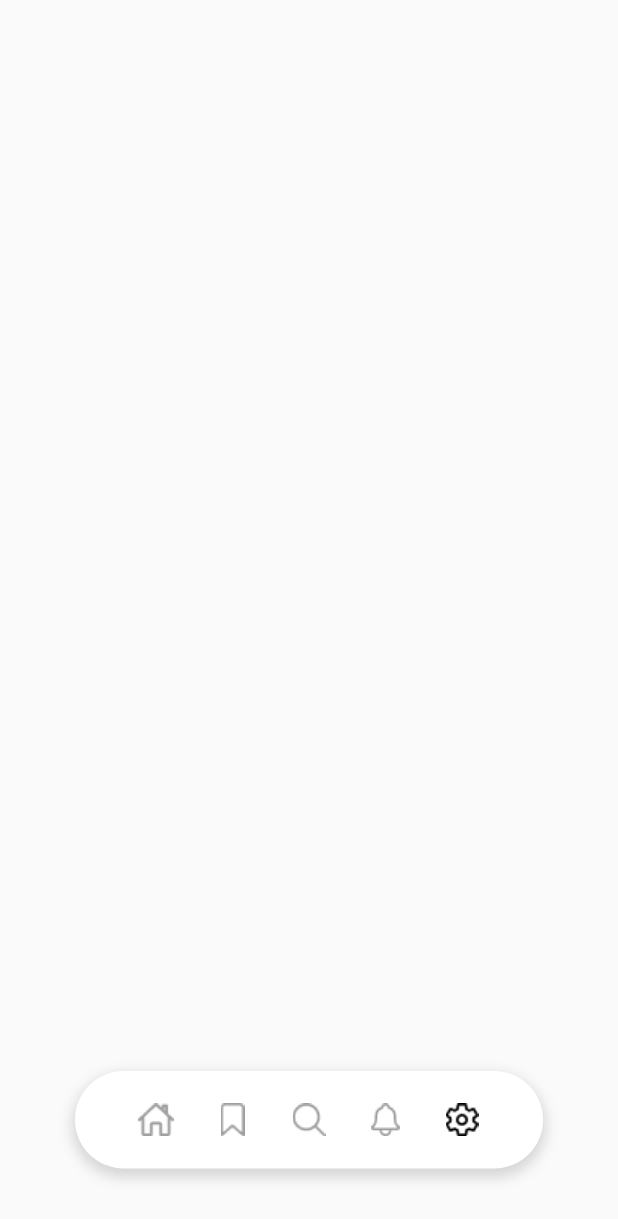
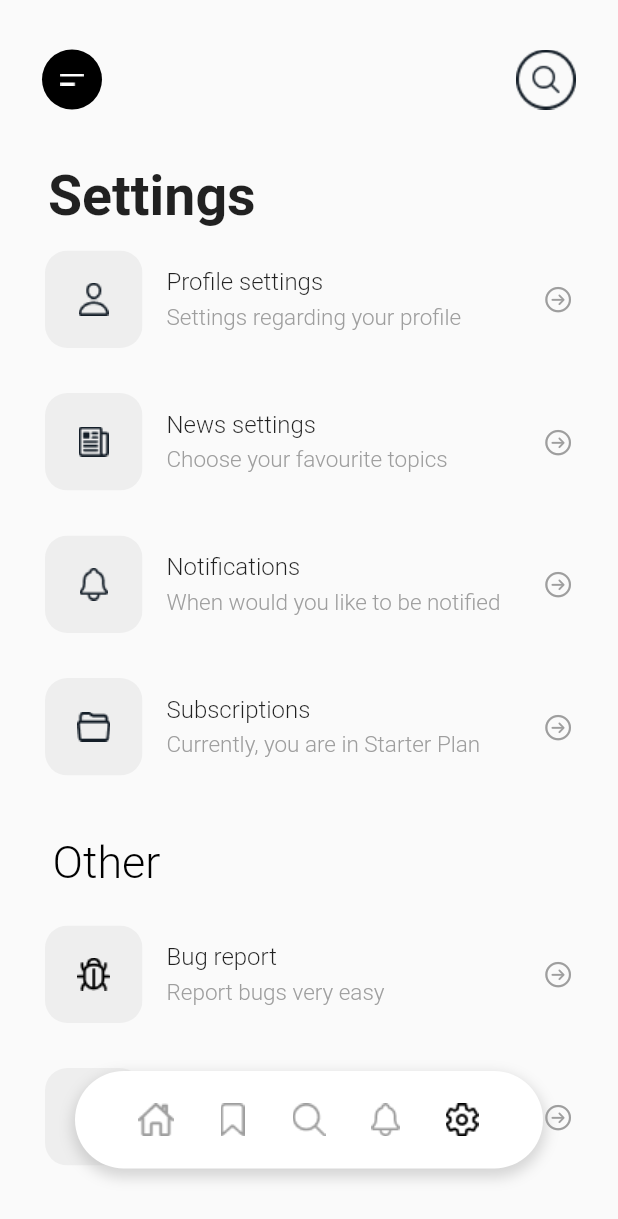
Before and after one commit to hosivay/news_app, a Flutter app: the screen it shows after launch, swiped to page 5, on a phone screen of 412 x 824 dp. Shown: the top 1219 px of the screen. Run offline on Flutter 3.47's test engine with Material 2 defaults, Android fonts, the phone set to English and light mode, and no system bars; our stand-ins replace flutter_slidable.

Commit message:
Settings Page

```diff
--- a/lib/feature/feature_Home/presentation/screens/HomePage.dart
+++ b/lib/feature/feature_Home/presentation/screens/HomePage.dart
@@ -97,15 +97,3 @@ class HomePage extends StatelessWidget {
 
 
 }
-
-
-
-
-class SettingsPage extends StatelessWidget {
-  const SettingsPage({super.key});
-
-  @override
-  Widget build(BuildContext context) {
-    return const Scaffold();
-  }
-}
--- a/lib/feature/feature_NavigationBar/presentation/screens/NavBar.dart
+++ b/lib/feature/feature_NavigationBar/presentation/screens/NavBar.dart
@@ -3,6 +3,7 @@ import 'package:flutter/material.dart';
 import 'package:news_app/feature/feature_Home/presentation/screens/HomePage.dart';
 import 'package:news_app/feature/feature_NotificationPage/presentation/screens/NotificationPage.dart';
 import 'package:news_app/feature/feature_Search/presentation/screens/SearchPage.dart';
+import 'package:news_app/feature/feature_Settings/presentation/screens/SettingsPage.dart';
 import 'package:news_app/feature/feature_bookmark/presentation/screens/BookmarkPage.dart';
 
 class NavPage extends StatefulWidget {
--- /dev/null
+++ b/lib/feature/feature_Settings/presentation/screens/SettingsPage.dart
@@ -0,0 +1,71 @@
+import 'package:flutter/cupertino.dart';
+import 'package:flutter/material.dart';
+import 'package:news_app/feature/feature_Home/presentation/widgets/HomePage_widgets.dart';
+import 'package:news_app/feature/feature_Settings/presentation/widgets/SettingsItem.dart';
+import 'package:news_app/feature/feature_bookmark/presentation/widgets/Bookmark_widgets.dart';
+
+class SettingsPage extends StatelessWidget {
+  const SettingsPage({super.key});
+
+  @override
+  Widget build(BuildContext context) {
+    return Scaffold(
+      body: SafeArea(
+        child: SingleChildScrollView(
+          physics: const BouncingScrollPhysics(),
+          child: Column(
+            children: [
+              Appbar(
+                  appbarBookmark: true, appbarSearch: true, showTitle: false),
+              Row(
+                children: [
+                  bookmark_title(
+                    title: "Settings",
+                    fontWeight: FontWeight.bold,
+                  ),
+                ],
+              ),
+              settingsItem(
+                icon: "person.png",
+                title: "Profile settings",
+                subtitle: "Settings regarding your profile",
+              ),
+              settingsItem(
+                icon: "newspaper.png",
+                title: "News settings",
+                subtitle: "Choose your favourite topics",
+              ),
+              settingsItem(
+                icon: "bell.png",
+                title: "Notifications",
+                subtitle: "When would you like to be notified",
+              ),
+              settingsItem(
+                icon: "folder.png",
+                title: "Subscriptions",
+                subtitle: "Currently, you are in Starter Plan",
+              ),
+              title_iconArrowRight(
+                  title: "Other",
+                  fontSize: 30,
+                  color: Colors.black,
+                  fontWeight: FontWeight.w300,
+                  hideArrowIcon: true),
+                   settingsItem(
+                icon: "bug.png",
+                title: "Bug report",
+                subtitle: "Report bugs very easy",
+              ),
+               settingsItem(
+                icon: "share.png",
+                title: "Share the app",
+                subtitle: "Share on social media networks",
+              ),
+              const SizedBox(height: 170,)
+            ],
+          ),
+        ),
+      ),
+    );
+  }
+}
--- /dev/null
+++ b/lib/feature/feature_Settings/presentation/widgets/SettingsItem.dart
@@ -0,0 +1,56 @@
+import 'package:flutter/cupertino.dart';
+import 'package:flutter/material.dart';
+
+Widget settingsItem(
+    {required String icon, required String title, required String subtitle}) {
+  return Padding(
+    padding: const EdgeInsets.only(top: 7,bottom: 7),
+    child: Row(
+      children: [
+        Padding(
+          padding: const EdgeInsets.fromLTRB(30, 8, 8, 8),
+          child: ClipRRect(
+              borderRadius: BorderRadius.circular(15),
+              child: Container(
+                width: 65,
+                height: 65,
+                color: Colors.grey.shade200,
+                child: Image.asset("lib/assets/$icon"),
+              )),
+        ),
+        Padding(
+          padding: const EdgeInsets.all(8.0),
+          child: Column(
+            mainAxisAlignment: MainAxisAlignment.start,
+            crossAxisAlignment: CrossAxisAlignment.start,
+            children: [
+              Text(
+                title,
+                style: const TextStyle(fontWeight: FontWeight.w300, fontSize: 16),
+              ),
+              const SizedBox(
+                height: 5,
+              ),
+              Text(
+                subtitle,
+                style: const TextStyle(
+                    fontWeight: FontWeight.w300,
+                    fontSize: 15,
+                    color: Colors.grey),
+              ),
+            ],
+          ),
+        ),
+        const Spacer(),
+        const Padding(
+          padding: EdgeInsets.fromLTRB(8, 8, 30, 8),
+          child: Icon(
+            CupertinoIcons.arrow_right_circle,
+            size: 20,
+            color: Colors.grey,
+          ),
+        ),
+      ],
+    ),
+  );
+}
```
Also changed, not shown: lib/assets/bell.png (added), lib/assets/bug.png (added), lib/assets/folder.png (added), lib/assets/newspaper.png (added), lib/assets/person.png (added), lib/assets/share.png (added).
